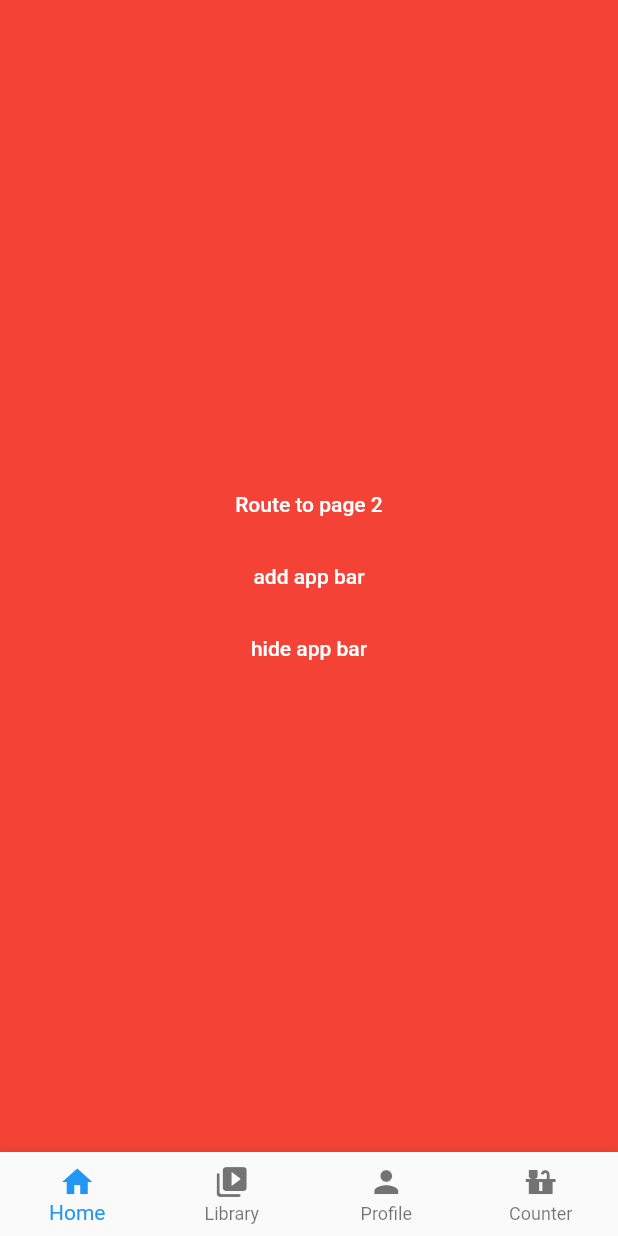
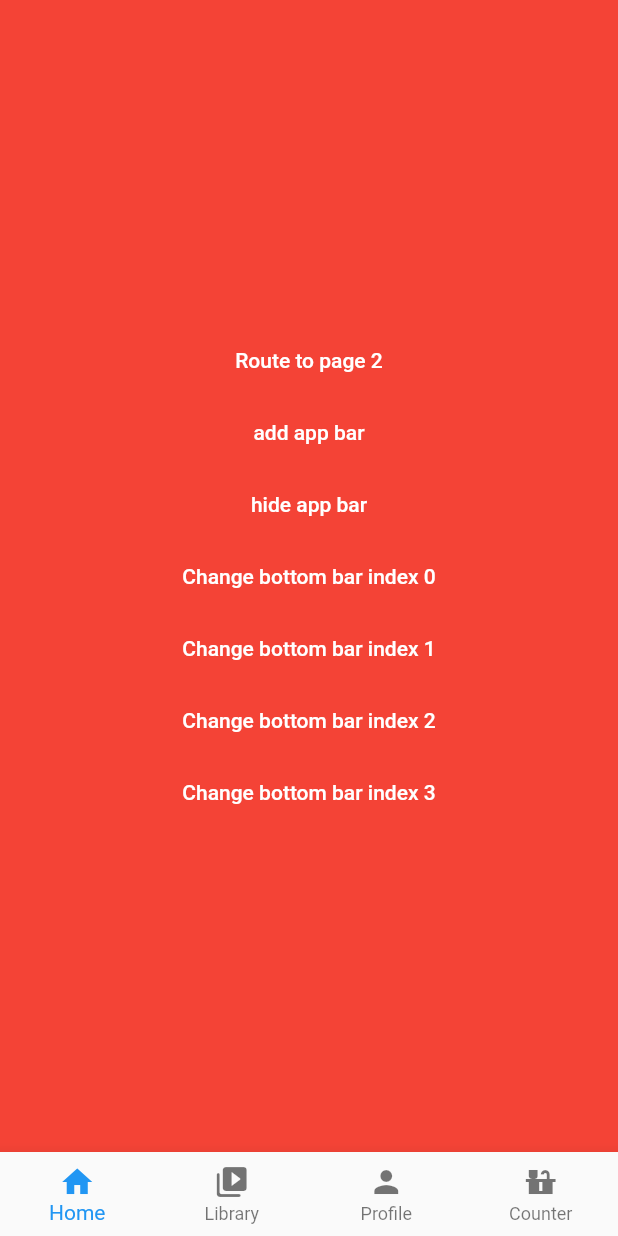
Before and after one commit to Apparence-io/bart, a Flutter app: the screen it shows after launch, on a phone screen of 412 x 824 dp. Run offline on Flutter 3.47's test engine with Material 2 defaults, Android fonts, the phone set to English and light mode, and no system bars.

Commit message:
add change bottom bar index (using actions)

```diff
--- a/example/lib/home_page.dart
+++ b/example/lib/home_page.dart
@@ -49,6 +49,54 @@ class HomePage extends StatelessWidget {
                 AppBarAnimationIntent.hide(),
               );
             },
+          ),
+          TextButton(
+            child: Text(
+              "Change bottom bar index 0",
+              style: TextStyle(color: Colors.white),
+            ),
+            onPressed: () {
+              Actions.invoke(
+                context,
+                BottomBarIndexIntent(0),
+              );
+            },
+          ),
+          TextButton(
+            child: Text(
+              "Change bottom bar index 1",
+              style: TextStyle(color: Colors.white),
+            ),
+            onPressed: () {
+              Actions.invoke(
+                context,
+                BottomBarIndexIntent(1),
+              );
+            },
+          ),
+          TextButton(
+            child: Text(
+              "Change bottom bar index 2",
+              style: TextStyle(color: Colors.white),
+            ),
+            onPressed: () {
+              Actions.invoke(
+                context,
+                BottomBarIndexIntent(2),
+              );
+            },
+          ),
+          TextButton(
+            child: Text(
+              "Change bottom bar index 3",
+              style: TextStyle(color: Colors.white),
+            ),
+            onPressed: () {
+              Actions.invoke(
+                context,
+                BottomBarIndexIntent(3),
+              );
+            },
           )
         ],
       ),
--- a/lib/bart/bart_scaffold.dart
+++ b/lib/bart/bart_scaffold.dart
@@ -71,7 +71,8 @@ class BartScaffold extends StatelessWidget {
       child: Actions(
         actions: <Type, Action<Intent>>{
           AppBarBuildIntent: BartAppbarAction(appBarNotifier),
-          AppBarAnimationIntent: BartAnimatedAppbarAction(showAppBarNotifier)
+          AppBarAnimationIntent: BartAnimatedAppbarAction(showAppBarNotifier),
+          BottomBarIndexIntent: BartBottomBarIndexAction(this.bottomBar.currentIndex)
         },
         child: AnimatedBuilder(
           animation: appBarNotifier,
--- a/lib/bart/bottom_bar.dart
+++ b/lib/bart/bottom_bar.dart
@@ -230,3 +230,30 @@ class BartMaterialBottomBar extends StatelessWidget {
           ))
       .toList();
 }
+
+/// Use this intent to change the current index
+class BottomBarIndexIntent extends Intent {
+  final int index;
+
+  BottomBarIndexIntent(this.index);
+}
+
+/// you can change the current index by calling
+/// Actions.invoke(context, AppBarBuildIntent(AppBar(title: Text("title text"))));
+class BartBottomBarIndexAction extends Action<BottomBarIndexIntent> {
+  ValueNotifier<int> indexNotifier;
+
+  BartBottomBarIndexAction(this.indexNotifier);
+
+  @override
+  void invoke(covariant BottomBarIndexIntent intent) {
+    this.indexNotifier.value = intent.index;
+  }
+}
+
+mixin BottomBarNotifier {
+  void updateIndex(final BuildContext context, final int index) {
+    Actions.invoke(context, BottomBarIndexIntent(index));
+  }
+
+}
```
Also changed, not shown: 1 other file.
